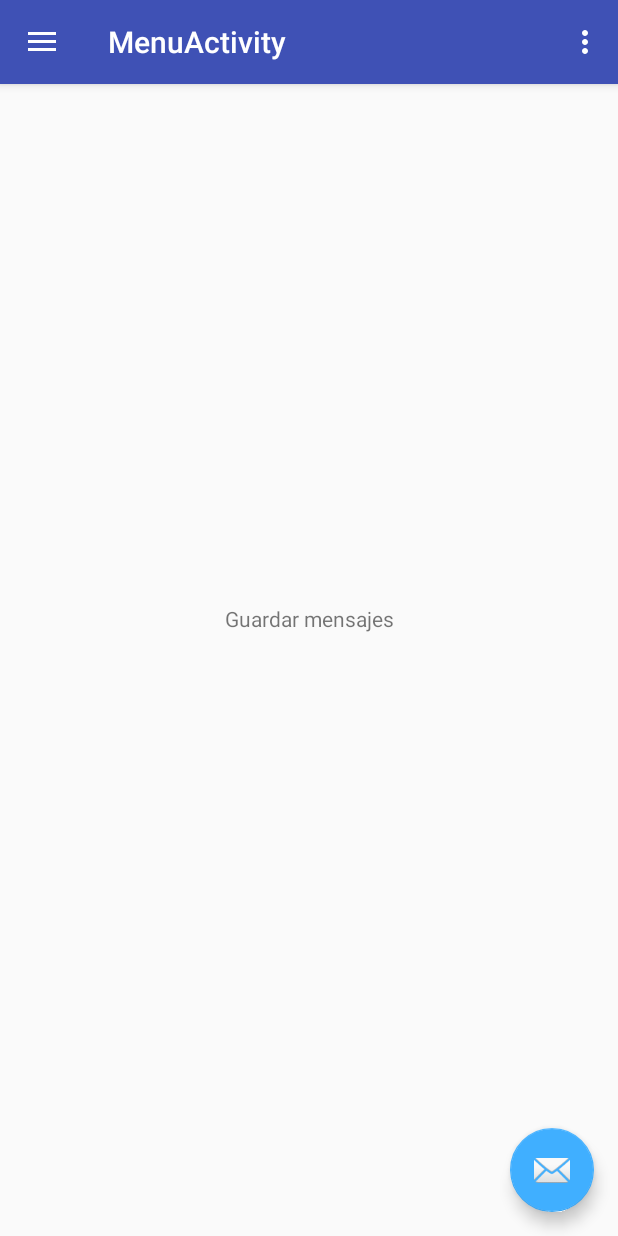
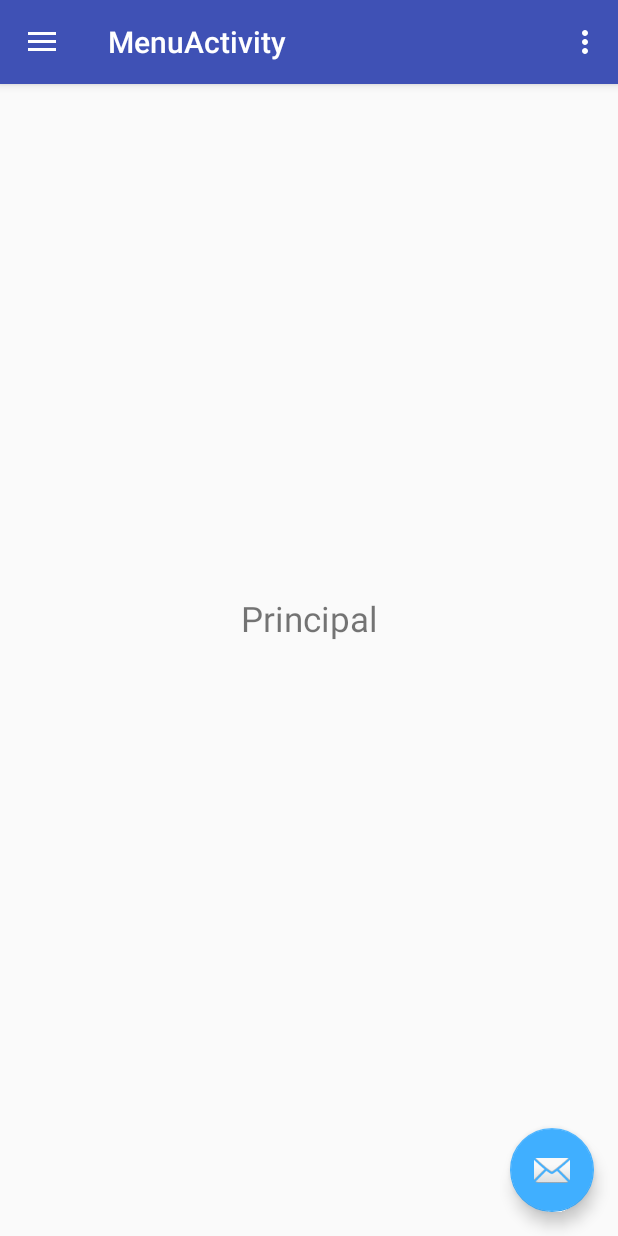
Before and after one commit to daton/ClinicaAdmin, an Android app: the MenuActivity screen opened directly, with no data from a screen before it, on a phone screen of 412 x 824 dp. Run offline under Robolectric (Android 15) with nearby library versions, the phone set to English and light mode, and no system bars.

Commit message:
21-julio-2018

```diff
--- a/app/src/main/java/clinicamovil/unitec/org/clinicaadmin/MenuActivity.kt
+++ b/app/src/main/java/clinicamovil/unitec/org/clinicaadmin/MenuActivity.kt
@@ -1,6 +1,7 @@
 package clinicamovil.unitec.org.clinicaadmin
 
 import android.os.Bundle
+import android.support.constraint.ConstraintLayout
 import android.support.design.widget.Snackbar
 import android.support.design.widget.NavigationView
 import android.support.v4.view.GravityCompat
@@ -8,8 +9,11 @@ import android.support.v7.app.ActionBarDrawerToggle
 import android.support.v7.app.AppCompatActivity
 import android.view.Menu
 import android.view.MenuItem
+import android.view.View
+import android.widget.*
 import kotlinx.android.synthetic.main.activity_menu.*
 import kotlinx.android.synthetic.main.app_bar_menu.*
+
 
 class MenuActivity : AppCompatActivity(), NavigationView.OnNavigationItemSelectedListener {
 
@@ -29,6 +33,51 @@ class MenuActivity : AppCompatActivity(), NavigationView.OnNavigationItemSelecte
         toggle.syncState()
 
         nav_view.setNavigationItemSelectedListener(this)
+
+
+
+
+
+
+        //Mostramos solo el contenido0 principalk
+        ocultarTodo()
+        val principal = findViewById(R.id.principal) as ConstraintLayout
+        principal.visibility = View.VISIBLE
+
+
+
+
+        //
+        //Ajustamos el spinner
+
+        var spinner=   findViewById<Spinner>(R.id.spinnerIncidencias)
+
+        // Create an ArrayAdapter using the string array and a default spinner layout
+        val adapter = ArrayAdapter.createFromResource(this,
+                R.array.planets_array, android.R.layout.simple_spinner_item)
+// Specify the layout to use when the list of choices appears
+        adapter.setDropDownViewResource(android.R.layout.simple_spinner_dropdown_item)
+// Apply the adapter to the spinner
+        spinner.adapter = adapter
+        spinner?.onItemSelectedListener = object : AdapterView.OnItemSelectedListener{
+            override fun onNothingSelected(parent: AdapterView<*>?) {
+
+            }
+
+            override fun onItemSelected(parent: AdapterView<*>?, view: View?, position: Int, id: Long) {
+                var item=        parent?.getItemAtPosition(position)
+                //El siguiente funciona bien
+                //Toast.makeText(applicationContext,"Este es "+item,Toast.LENGTH_SHORT).show()
+            }
+
+        }
+
+        // Guardamos la incidencia
+           findViewById<Button>(R.id.guardarIncidencia).setOnClickListener{
+            var item=   spinner?.selectedItem
+               Toast.makeText(applicationContext,"Seleccionaste "+item,Toast.LENGTH_SHORT).show();
+           }
+
     }
 
     override fun onBackPressed() {
@@ -58,27 +107,36 @@ class MenuActivity : AppCompatActivity(), NavigationView.OnNavigationItemSelecte
     override fun onNavigationItemSelected(item: MenuItem): Boolean {
         // Handle navigation view item clicks here.
         when (item.itemId) {
-            R.id.nav_camera -> {
+            R.id.principal -> {
                 // Handle the camera action
-            }
-            R.id.nav_gallery -> {
+                ocultarTodo()
+                val principal = findViewById(R.id.principal) as ConstraintLayout
+                principal.visibility = View.VISIBLE
 
             }
-            R.id.nav_slideshow -> {
+            R.id.incidencias -> {
+                ocultarTodo()
+                val incidencias = findViewById(R.id.incidencias) as ConstraintLayout
+                incidencias.visibility = View.VISIBLE
+
+
+
 
             }
-            R.id.nav_manage -> {
+            R.id.clinicas -> {
 
             }
-            R.id.nav_share -> {
 
-            }
-            R.id.nav_send -> {
-
-            }
         }
 
         drawer_layout.closeDrawer(GravityCompat.START)
         return true
     }
+
+    fun ocultarTodo(){
+        val principal = findViewById(R.id.principal) as ConstraintLayout
+        val incidencias = findViewById(R.id.incidencias) as ConstraintLayout
+        principal.visibility = View.INVISIBLE
+        incidencias.visibility = View.INVISIBLE
+    }
 }
--- a/app/src/main/res/layout/app_bar_menu.xml
+++ b/app/src/main/res/layout/app_bar_menu.xml
@@ -21,7 +21,8 @@
     </android.support.design.widget.AppBarLayout>
 
     <include layout="@layout/content_menu" />
-    <include layout="@layout/guardar_mensaje"/>
+    <include layout="@layout/incidencias"/>
+    <include layout="@layout/principal"/>
 
     <android.support.design.widget.FloatingActionButton
         android:id="@+id/fab"
--- a/app/src/main/res/layout/nav_header_menu.xml
+++ b/app/src/main/res/layout/nav_header_menu.xml
@@ -18,7 +18,7 @@
         android:layout_height="wrap_content"
         android:contentDescription="@string/nav_header_desc"
         android:paddingTop="@dimen/nav_header_vertical_spacing"
-        app:srcCompat="@mipmap/ic_launcher_round" />
+        app:srcCompat="@mipmap/clinic" />
 
     <TextView
         android:layout_width="match_parent"
--- /dev/null
+++ b/app/src/main/res/layout/principal.xml
@@ -0,0 +1,27 @@
+<?xml version="1.0" encoding="utf-8"?>
+<android.support.constraint.ConstraintLayout
+    xmlns:android="http://schemas.android.com/apk/res/android"
+    xmlns:app="http://schemas.android.com/apk/res-auto"
+    xmlns:tools="http://schemas.android.com/tools"
+    android:layout_width="match_parent"
+    android:id="@+id/principal"
+    android:layout_height="match_parent">
+
+    <TextView
+        android:id="@+id/textView4"
+        android:layout_width="0dp"
+        android:layout_height="wrap_content"
+        android:layout_marginBottom="8dp"
+        android:layout_marginEnd="8dp"
+        android:layout_marginLeft="8dp"
+        android:layout_marginRight="8dp"
+        android:layout_marginStart="8dp"
+        android:layout_marginTop="8dp"
+        android:gravity="center"
+        android:text="Principal"
+        android:textSize="23dp"
+        app:layout_constraintBottom_toBottomOf="parent"
+        app:layout_constraintEnd_toEndOf="parent"
+        app:layout_constraintStart_toStartOf="parent"
+        app:layout_constraintTop_toTopOf="parent" />
+</android.support.constraint.ConstraintLayout>
--- a/app/src/main/res/menu/activity_menu_drawer.xml
+++ b/app/src/main/res/menu/activity_menu_drawer.xml
@@ -5,33 +5,24 @@
 
     <group android:checkableBehavior="single">
         <item
-            android:id="@+id/nav_camera"
-            android:icon="@drawable/ic_menu_camera"
-            android:title="Import" />
+            android:id="@+id/principal"
+            android:icon="@drawable/ic_menu_share"
+            android:title="Inicio" />
         <item
-            android:id="@+id/nav_gallery"
-            android:icon="@drawable/ic_menu_gallery"
-            android:title="Gallery" />
-        <item
-            android:id="@+id/nav_slideshow"
-            android:icon="@drawable/ic_menu_slideshow"
-            android:title="Slideshow" />
-        <item
-            android:id="@+id/nav_manage"
+            android:id="@+id/incidencias"
             android:icon="@drawable/ic_menu_manage"
-            android:title="Tools" />
+            android:title="Incidencias" />
+
+
     </group>
 
-    <item android:title="Communicate">
+    <item android:title="Clínicas">
         <menu>
             <item
-                android:id="@+id/nav_share"
+                android:id="@+id/clinicas"
                 android:icon="@drawable/ic_menu_share"
-                android:title="Share" />
-            <item
-                android:id="@+id/nav_send"
-                android:icon="@drawable/ic_menu_send"
-                android:title="Send" />
+                android:title="Clínicas" />
+
         </menu>
     </item>
 
--- /dev/null
+++ b/app/src/main/res/values/spinner_incidencias.xml
@@ -0,0 +1,10 @@
+<?xml version="1.0" encoding="utf-8"?>
+<resources>
+
+        <string-array name="planets_array">
+            <item>Sin Gasas</item>
+            <item>Sin Catéters</item>
+            <item>Alumno sin bata</item>
+            <item>Sala sucia</item>
+        </string-array>
+</resources>
--- a/app/src/main/res/values/strings.xml
+++ b/app/src/main/res/values/strings.xml
@@ -20,8 +20,8 @@
     <string name="title_activity_menu">MenuActivity</string>
     <string name="navigation_drawer_open">Open navigation drawer</string>
     <string name="navigation_drawer_close">Close navigation drawer</string>
-    <string name="nav_header_title">Android Studio</string>
-    <string name="nav_header_subtitle">android.studio@android.com</string>
+    <string name="nav_header_title">UNITEC</string>
+    <string name="nav_header_subtitle">Campos Clínicos</string>
     <string name="nav_header_desc">Navigation header</string>
     <string name="action_settings">Settings</string>
 </resources>
```
Also changed, not shown: app/src/main/res/layout/activity_login.xml (+11 -1 lines), app/src/main/res/layout/incidencias.xml (added, +54 -0 lines).
